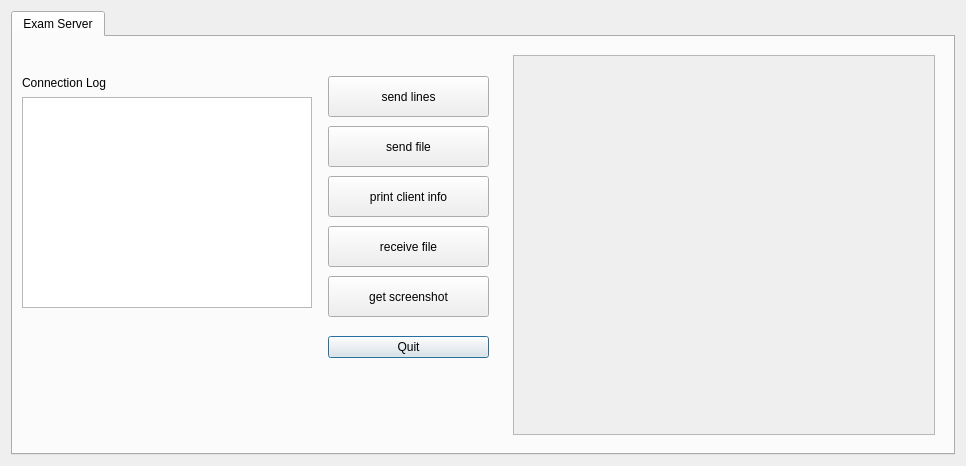
Qt form teacher.ui (valueerrorx/life-exam) before a commit.
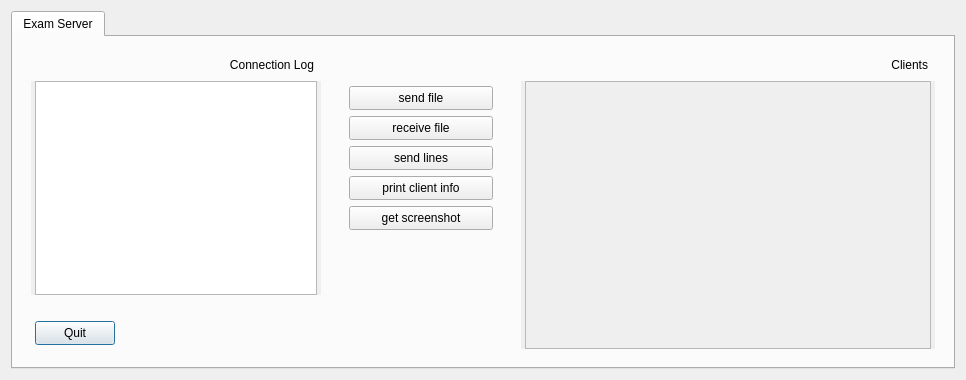
The same form after that commit. Icons and pictures are not drawn.

The edit to the form file:
```diff
--- a/teacher.ui
+++ b/teacher.ui
@@ -8,7 +8,7 @@
     <x>0</x>
     <y>0</y>
     <width>966</width>
-    <height>466</height>
+    <height>376</height>
    </rect>
   </property>
   <property name="sizePolicy">
@@ -58,6 +58,15 @@
       <number>0</number>
      </property>
      <widget class="QWidget" name="tab">
+      <property name="sizePolicy">
+       <sizepolicy hsizetype="Preferred" vsizetype="Maximum">
+        <horstretch>0</horstretch>
+        <verstretch>0</verstretch>
+       </sizepolicy>
+      </property>
+      <property name="styleSheet">
+       <string notr="true">margin-left: 4px;margin-right:4px;</string>
+      </property>
       <attribute name="title">
        <string>Exam Server</string>
       </attribute>
@@ -76,37 +85,9 @@
            <height>310</height>
           </size>
          </property>
-         <widget class="QTextBrowser" name="logwidget">
-          <property name="geometry">
-           <rect>
-            <x>0</x>
-            <y>51</y>
-            <width>290</width>
-            <height>211</height>
-           </rect>
-          </property>
-          <property name="sizePolicy">
-           <sizepolicy hsizetype="Preferred" vsizetype="Fixed">
-            <horstretch>0</horstretch>
-            <verstretch>0</verstretch>
-           </sizepolicy>
-          </property>
-          <property name="minimumSize">
-           <size>
-            <width>290</width>
-            <height>0</height>
-           </size>
-          </property>
-         </widget>
+         <layout class="QVBoxLayout" name="verticalLayout_2">
+          <item>
          <widget class="QLabel" name="infolabel">
-          <property name="geometry">
-           <rect>
-            <x>0</x>
-            <y>30</y>
-            <width>131</width>
-            <height>16</height>
-           </rect>
-          </property>
           <property name="font">
            <font>
             <weight>50</weight>
@@ -117,7 +98,7 @@
            <string>&lt;html&gt;&lt;head/&gt;&lt;body&gt;&lt;p&gt;Connection Log&lt;/p&gt;&lt;/body&gt;&lt;/html&gt;</string>
           </property>
           <property name="alignment">
-           <set>Qt::AlignLeading|Qt::AlignLeft|Qt::AlignTop</set>
+             <set>Qt::AlignRight|Qt::AlignTop|Qt::AlignTrailing</set>
           </property>
           <property name="wordWrap">
            <bool>true</bool>
@@ -126,152 +107,192 @@
            <number>-8</number>
           </property>
          </widget>
+          </item>
+          <item>
+           <widget class="QTextBrowser" name="logwidget">
+            <property name="sizePolicy">
+             <sizepolicy hsizetype="Preferred" vsizetype="Expanding">
+              <horstretch>0</horstretch>
+              <verstretch>0</verstretch>
+             </sizepolicy>
+            </property>
+            <property name="minimumSize">
+             <size>
+              <width>290</width>
+              <height>0</height>
+             </size>
+            </property>
+            <property name="styleSheet">
+             <string notr="true">padding: 0px;</string>
+            </property>
+           </widget>
+          </item>
+          <item>
          <widget class="QLabel" name="label">
-          <property name="geometry">
-           <rect>
-            <x>0</x>
-            <y>270</y>
-            <width>61</width>
-            <height>41</height>
-           </rect>
-          </property>
           <property name="text">
            <string/>
           </property>
           <property name="pixmap">
            <pixmap>drive.png</pixmap>
           </property>
-         </widget>
+            <property name="margin">
+             <number>4</number>
+            </property>
         </widget>
        </item>
        <item>
-        <widget class="QWidget" name="column2" native="true">
-         <property name="sizePolicy">
-          <sizepolicy hsizetype="Fixed" vsizetype="Preferred">
-           <horstretch>0</horstretch>
-           <verstretch>0</verstretch>
-          </sizepolicy>
-         </property>
-         <property name="minimumSize">
-          <size>
-           <width>170</width>
-           <height>310</height>
-          </size>
-         </property>
-         <property name="maximumSize">
-          <size>
-           <width>170</width>
-           <height>16777215</height>
-          </size>
-         </property>
          <widget class="QPushButton" name="exit">
-          <property name="geometry">
-           <rect>
-            <x>0</x>
-            <y>290</y>
-            <width>161</width>
-            <height>22</height>
-           </rect>
+            <property name="sizePolicy">
+             <sizepolicy hsizetype="Fixed" vsizetype="Fixed">
+              <horstretch>0</horstretch>
+              <verstretch>0</verstretch>
+             </sizepolicy>
+            </property>
+            <property name="minimumSize">
+             <size>
+              <width>88</width>
+              <height>0</height>
+             </size>
+            </property>
+            <property name="styleSheet">
+             <string notr="true">margin-bottom:4px;padding:4px;</string>
           </property>
           <property name="text">
            <string>Quit</string>
           </property>
          </widget>
-         <widget class="QPushButton" name="doit_5">
-          <property name="geometry">
-           <rect>
-            <x>0</x>
-            <y>230</y>
-            <width>161</width>
-            <height>41</height>
-           </rect>
-          </property>
-          <property name="sizePolicy">
-           <sizepolicy hsizetype="Preferred" vsizetype="Preferred">
-            <horstretch>0</horstretch>
-            <verstretch>0</verstretch>
-           </sizepolicy>
-          </property>
-          <property name="text">
-           <string>get screenshot</string>
-          </property>
-         </widget>
-         <widget class="QPushButton" name="doit_2">
-          <property name="geometry">
-           <rect>
-            <x>0</x>
-            <y>180</y>
-            <width>161</width>
-            <height>41</height>
-           </rect>
-          </property>
+          </item>
+         </layout>
+        </widget>
+       </item>
+       <item>
+        <widget class="QWidget" name="column2" native="true">
           <property name="sizePolicy">
-           <sizepolicy hsizetype="Preferred" vsizetype="Preferred">
+          <sizepolicy hsizetype="Fixed" vsizetype="Expanding">
             <horstretch>0</horstretch>
             <verstretch>0</verstretch>
            </sizepolicy>
           </property>
-          <property name="text">
-           <string>receive file</string>
-          </property>
-         </widget>
-         <widget class="QPushButton" name="doit_4">
-          <property name="geometry">
-           <rect>
-            <x>0</x>
-            <y>130</y>
-            <width>161</width>
-            <height>41</height>
-           </rect>
-          </property>
-          <property name="sizePolicy">
-           <sizepolicy hsizetype="Preferred" vsizetype="Preferred">
-            <horstretch>0</horstretch>
-            <verstretch>0</verstretch>
-           </sizepolicy>
-          </property>
-          <property name="text">
-           <string>print client info</string>
-          </property>
-         </widget>
+         <property name="minimumSize">
+          <size>
+           <width>170</width>
+           <height>310</height>
+          </size>
+         </property>
+         <layout class="QVBoxLayout" name="verticalLayout_3">
+          <item>
+           <spacer name="verticalSpacer">
+            <property name="orientation">
+             <enum>Qt::Vertical</enum>
+            </property>
+            <property name="sizeType">
+             <enum>QSizePolicy::Fixed</enum>
+            </property>
+            <property name="sizeHint" stdset="0">
+             <size>
+              <width>20</width>
+              <height>31</height>
+             </size>
+            </property>
+           </spacer>
+          </item>
+          <item>
          <widget class="QPushButton" name="doit_1">
-          <property name="geometry">
-           <rect>
-            <x>0</x>
-            <y>80</y>
-            <width>161</width>
-            <height>41</height>
-           </rect>
-          </property>
           <property name="sizePolicy">
            <sizepolicy hsizetype="Preferred" vsizetype="Preferred">
             <horstretch>0</horstretch>
             <verstretch>0</verstretch>
            </sizepolicy>
           </property>
+            <property name="styleSheet">
+             <string notr="true">padding:4px;</string>
+            </property>
           <property name="text">
            <string>send file</string>
           </property>
          </widget>
+          </item>
+          <item>
+           <widget class="QPushButton" name="doit_2">
+            <property name="sizePolicy">
+             <sizepolicy hsizetype="Preferred" vsizetype="Preferred">
+              <horstretch>0</horstretch>
+              <verstretch>0</verstretch>
+             </sizepolicy>
+            </property>
+            <property name="styleSheet">
+             <string notr="true">padding:4px;</string>
+            </property>
+            <property name="text">
+             <string>receive file</string>
+            </property>
+           </widget>
+          </item>
+          <item>
          <widget class="QPushButton" name="doit_3">
-          <property name="geometry">
-           <rect>
-            <x>0</x>
-            <y>30</y>
-            <width>161</width>
-            <height>41</height>
-           </rect>
-          </property>
           <property name="sizePolicy">
            <sizepolicy hsizetype="Preferred" vsizetype="Preferred">
             <horstretch>0</horstretch>
             <verstretch>0</verstretch>
            </sizepolicy>
           </property>
+            <property name="styleSheet">
+             <string notr="true">padding:4px;</string>
+            </property>
           <property name="text">
            <string>send lines</string>
           </property>
          </widget>
+          </item>
+          <item>
+           <widget class="QPushButton" name="doit_4">
+            <property name="sizePolicy">
+             <sizepolicy hsizetype="Preferred" vsizetype="Preferred">
+              <horstretch>0</horstretch>
+              <verstretch>0</verstretch>
+             </sizepolicy>
+            </property>
+            <property name="styleSheet">
+             <string notr="true">padding:4px;</string>
+            </property>
+            <property name="text">
+             <string>print client info</string>
+            </property>
+           </widget>
+          </item>
+          <item>
+           <widget class="QPushButton" name="doit_5">
+            <property name="sizePolicy">
+             <sizepolicy hsizetype="Preferred" vsizetype="Preferred">
+              <horstretch>0</horstretch>
+              <verstretch>0</verstretch>
+             </sizepolicy>
+            </property>
+            <property name="styleSheet">
+             <string notr="true">padding:4px;</string>
+            </property>
+            <property name="text">
+             <string>get screenshot</string>
+            </property>
+           </widget>
+          </item>
+          <item>
+           <spacer name="verticalSpacer_2">
+            <property name="orientation">
+             <enum>Qt::Vertical</enum>
+            </property>
+            <property name="sizeType">
+             <enum>QSizePolicy::Expanding</enum>
+            </property>
+            <property name="sizeHint" stdset="0">
+             <size>
+              <width>20</width>
+              <height>40</height>
+             </size>
+            </property>
+           </spacer>
+          </item>
+         </layout>
         </widget>
        </item>
        <item>
@@ -284,11 +305,33 @@
          </property>
          <property name="minimumSize">
           <size>
-           <width>300</width>
-           <height>330</height>
+           <width>330</width>
+           <height>310</height>
           </size>
          </property>
-         <layout class="QHBoxLayout" name="horizontalLayout_2">
+         <layout class="QVBoxLayout" name="verticalLayout">
+          <item>
+           <widget class="QLabel" name="infolabel_2">
+            <property name="font">
+             <font>
+              <weight>50</weight>
+              <bold>false</bold>
+             </font>
+            </property>
+            <property name="text">
+             <string>&lt;html&gt;&lt;head/&gt;&lt;body&gt;&lt;p&gt;Clients&lt;/p&gt;&lt;/body&gt;&lt;/html&gt;</string>
+            </property>
+            <property name="alignment">
+             <set>Qt::AlignRight|Qt::AlignTop|Qt::AlignTrailing</set>
+            </property>
+            <property name="wordWrap">
+             <bool>true</bool>
+            </property>
+            <property name="indent">
+             <number>-8</number>
+            </property>
+           </widget>
+          </item>
           <item>
            <widget class="QScrollArea" name="scrollArea">
             <property name="sizePolicy">
@@ -297,31 +340,28 @@
               <verstretch>0</verstretch>
              </sizepolicy>
             </property>
-            <property name="minimumSize">
-             <size>
-              <width>200</width>
-              <height>200</height>
-             </size>
-            </property>
             <property name="frameShape">
              <enum>QFrame::StyledPanel</enum>
             </property>
             <property name="frameShadow">
              <enum>QFrame::Sunken</enum>
             </property>
+            <property name="verticalScrollBarPolicy">
+             <enum>Qt::ScrollBarAsNeeded</enum>
+            </property>
             <property name="widgetResizable">
              <bool>true</bool>
             </property>
             <property name="alignment">
-             <set>Qt::AlignLeading|Qt::AlignLeft|Qt::AlignVCenter</set>
+             <set>Qt::AlignLeading|Qt::AlignLeft|Qt::AlignTop</set>
             </property>
             <widget class="QWidget" name="shots">
              <property name="geometry">
               <rect>
                <x>0</x>
                <y>0</y>
-               <width>424</width>
-               <height>382</height>
+               <width>408</width>
+               <height>251</height>
               </rect>
              </property>
              <property name="sizePolicy">
```
Lines whose indentation alone changed are shown as unchanged.
